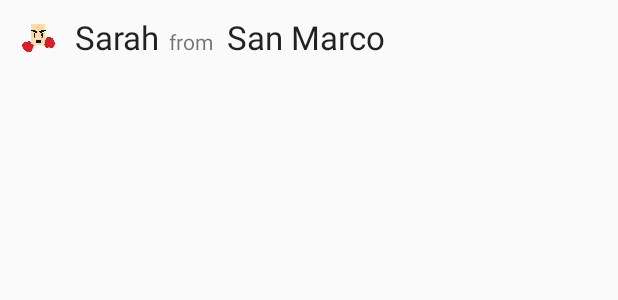
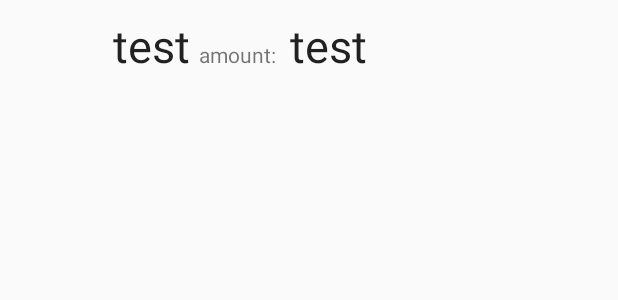
Before and after one commit to rolandtshen/Smash, an Android app: the layout activity_upgrades.xml on its own in the app's theme, with its tools: preview values and no code run, on a phone screen of 412 x 824 dp. Shown: the top 300 px of the screen. Run offline under Robolectric (Android 15) with nearby library versions, the phone set to English and light mode, and no system bars.

Commit message:
Upgrades list works

```diff
--- a/app/src/main/res/layout/activity_upgrades.xml
+++ b/app/src/main/res/layout/activity_upgrades.xml
@@ -1,45 +1,46 @@
 <?xml version="1.0" encoding="utf-8"?>
 <RelativeLayout xmlns:android="http://schemas.android.com/apk/res/android"
     android:layout_width="match_parent"
-    android:layout_height="match_parent"
+    android:layout_height="60dp"
     android:padding="10dp"
     >
 
     <TextView
-        android:id="@+id/tvName"
-        android:layout_alignBaseline="@+id/ivUserIcon"
-        android:layout_toRightOf="@+id/ivUserIcon"
+        android:id="@+id/upgradeName"
+        android:layout_alignBaseline="@+id/upgradeIcon"
+        android:layout_toRightOf="@+id/upgradeIcon"
         android:layout_width="wrap_content"
         android:layout_height="wrap_content"
         android:paddingLeft="10dp"
         android:paddingRight="6dp"
-        android:text="Sarah"
-        android:textAppearance="?android:attr/textAppearanceLarge" />
+        android:text="test"
+        android:textAppearance="?android:attr/textAppearanceLarge"
+        android:textSize="30sp" />
 
     <TextView
         android:id="@+id/textView2"
         android:layout_width="wrap_content"
         android:layout_height="wrap_content"
-        android:layout_alignBaseline="@+id/tvName"
-        android:layout_toRightOf="@+id/tvName"
+        android:layout_alignBaseline="@+id/upgradeName"
+        android:layout_toRightOf="@+id/upgradeName"
         android:paddingRight="6dp"
-        android:text="from " />
+        android:text="amount: " />
 
     <TextView
-        android:id="@+id/tvHometown"
+        android:id="@+id/amount"
         android:layout_width="wrap_content"
         android:layout_height="wrap_content"
-        android:layout_alignBottom="@+id/tvName"
+        android:layout_alignBottom="@+id/upgradeName"
         android:layout_toRightOf="@+id/textView2"
-        android:text="San Marco"
-        android:textAppearance="?android:attr/textAppearanceLarge" />
+        android:text="test"
+        android:textAppearance="?android:attr/textAppearanceLarge"
+        android:textSize="30sp" />
 
     <ImageView
         android:layout_alignParentLeft="true"
         android:layout_alignParentTop="true"
-        android:id="@+id/ivUserIcon"
-        android:layout_width="30dp"
-        android:layout_height="30dp"
-        android:src="@mipmap/charboxer" />
+        android:id="@+id/upgradeIcon"
+        android:layout_width="55dp"
+        android:layout_height="55dp" />
 
 </RelativeLayout>
```
Also changed, not shown: app/src/main/java/com/smashproject/smash/MainActivity.java (+14 -21 lines), app/src/main/java/com/smashproject/smash/Target.java (+42 -5 lines), app/src/main/java/com/smashproject/smash/Upgrades.java (+19 -8 lines), app/src/main/res/layout/activity_main.xml (+37 -58 lines), app/src/main/res/mipmap-hdpi/ic_launcher.png (deleted), app/src/main/res/mipmap-mdpi/ic_launcher.png (deleted), app/src/main/res/mipmap-xhdpi/ic_launcher.png (deleted), app/src/main/res/mipmap-xxhdpi/ic_launcher.png (deleted).
